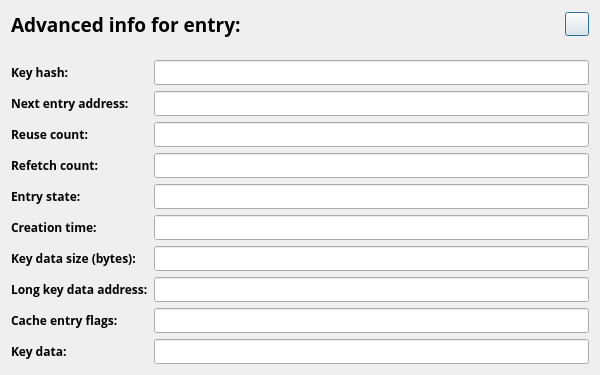
The window that gui/browsers_dialogs/opera_preview_dialog.ui (gabrieledenardis/BrowserCacheAnalyzer) describes before a commit, drawn with Qt 5.
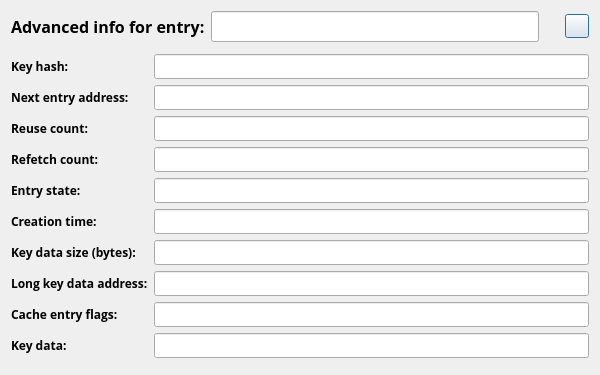
The same window after the commit. Icons and pictures are not drawn.

```diff
--- a/gui/browsers_dialogs/opera_preview_dialog.ui
+++ b/gui/browsers_dialogs/opera_preview_dialog.ui
@@ -286,6 +286,19 @@
      </item>
     </layout>
    </item>
+   <item row="1" column="0">
+    <spacer name="verticalSpacer">
+     <property name="orientation">
+      <enum>Qt::Vertical</enum>
+     </property>
+     <property name="sizeHint" stdset="0">
+      <size>
+       <width>20</width>
+       <height>40</height>
+      </size>
+     </property>
+    </spacer>
+   </item>
    <item row="0" column="0">
     <layout class="QGridLayout" name="gridLayout">
      <item row="0" column="0">
@@ -293,7 +306,7 @@
        <property name="font">
         <font>
          <family>Open Sans</family>
-         <pointsize>14</pointsize>
+         <pointsize>12</pointsize>
          <weight>75</weight>
          <bold>true</bold>
         </font>
@@ -303,7 +316,33 @@
        </property>
       </widget>
      </item>
-     <item row="0" column="4">
+     <item row="0" column="1">
+      <widget class="QLineEdit" name="line_dialog_title">
+       <property name="font">
+        <font>
+         <family>Open Sans</family>
+         <pointsize>12</pointsize>
+        </font>
+       </property>
+      </widget>
+     </item>
+     <item row="0" column="2">
+      <spacer name="horizontalSpacer">
+       <property name="orientation">
+        <enum>Qt::Horizontal</enum>
+       </property>
+       <property name="sizeType">
+        <enum>QSizePolicy::Fixed</enum>
+       </property>
+       <property name="sizeHint" stdset="0">
+        <size>
+         <width>20</width>
+         <height>20</height>
+        </size>
+       </property>
+      </spacer>
+     </item>
+     <item row="0" column="3">
       <widget class="QPushButton" name="button_close_dialog">
        <property name="minimumSize">
         <size>
@@ -332,54 +371,10 @@
        </property>
       </widget>
      </item>
-     <item row="0" column="2">
-      <widget class="QLabel" name="label_dialog_title">
-       <property name="font">
-        <font>
-         <family>Open Sans</family>
-         <pointsize>14</pointsize>
-         <weight>50</weight>
-         <bold>false</bold>
-        </font>
-       </property>
-       <property name="text">
-        <string/>
-       </property>
-      </widget>
-     </item>
-     <item row="0" column="3">
-      <spacer name="horizontalSpacer">
-       <property name="orientation">
-        <enum>Qt::Horizontal</enum>
-       </property>
-       <property name="sizeHint" stdset="0">
-        <size>
-         <width>40</width>
-         <height>20</height>
-        </size>
-       </property>
-      </spacer>
-     </item>
-     <item row="0" column="1">
-      <spacer name="horizontalSpacer_2">
-       <property name="orientation">
-        <enum>Qt::Horizontal</enum>
-       </property>
-       <property name="sizeType">
-        <enum>QSizePolicy::Fixed</enum>
-       </property>
-       <property name="sizeHint" stdset="0">
-        <size>
-         <width>20</width>
-         <height>20</height>
-        </size>
-       </property>
-      </spacer>
-     </item>
     </layout>
    </item>
-   <item row="1" column="0">
-    <spacer name="verticalSpacer">
+   <item row="3" column="0">
+    <spacer name="verticalSpacer_2">
      <property name="orientation">
       <enum>Qt::Vertical</enum>
      </property>
```
